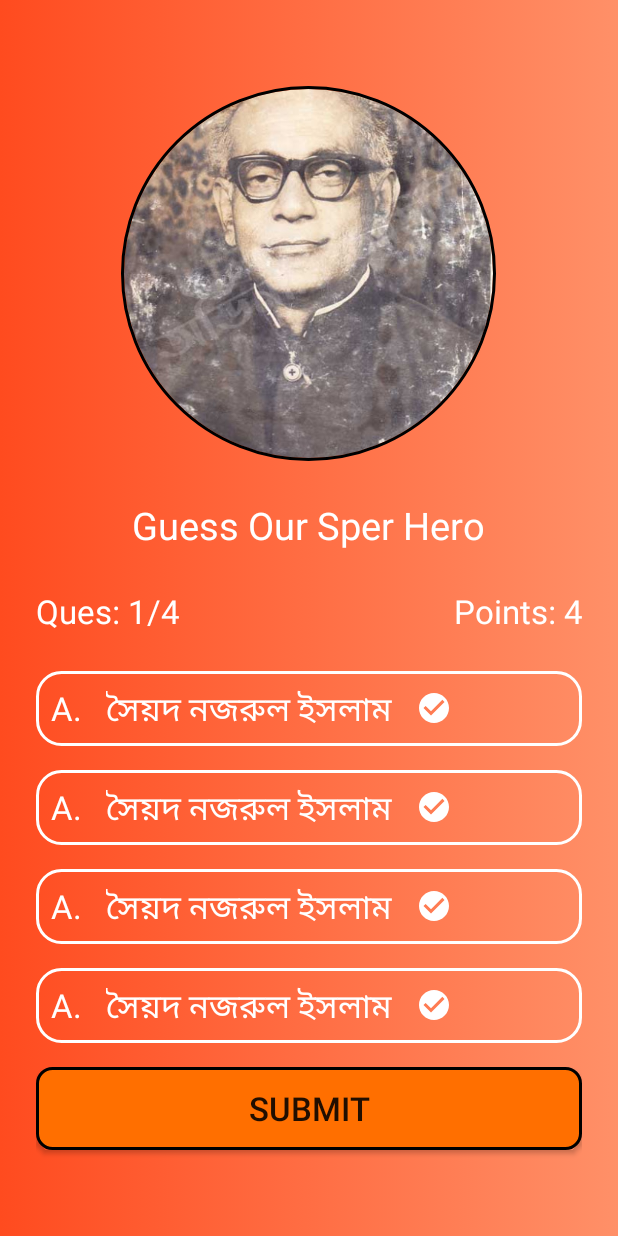
After one commit to jakariya0dev/Kotlin-App-Feature, an Android app: the QuizApp screen opened directly, with no data from a screen before it, on a phone screen of 412 x 824 dp. The commit adds this screen. Run offline under Robolectric (Android 15) with nearby library versions, the phone set to English and light mode, and no system bars; our stand-ins replace CircleImageView.

Commit message:
quize app design complete

```diff
--- a/app/src/main/java/com/example/kotlinappfeature/BmiResult.kt
+++ b/app/src/main/java/com/example/kotlinappfeature/BmiResult.kt
@@ -30,17 +30,17 @@ class BmiResult : AppCompatActivity() {
         if (bmi != null) {
             if (bmi >= 25.0){
                 layout.setBackgroundColor(Color.parseColor("#ff0000"))
-                tvHeading.text = "You are Underweighted"
+                tvHeading.text = "You are Overweighted"
                 tvResult.text = "Your BMI is $bmi"
                 tvDescription.text ="Tips: Do exercise regulerly to reduce weight"
             }
-            if (bmi >= 18.5){
+            else if (bmi >= 18.5){
                 layout.setBackgroundColor(Color.parseColor("#00ff00"))
                 tvHeading.text = "You weight is Normal"
                 tvResult.text = "Your BMI is $bmi"
                 tvDescription.text ="Tips: Nothing to do! enjoy your life"
             }
-            if (bmi<18.5) {
+            else if (bmi<18.5) {
                 layout.setBackgroundColor(Color.parseColor("#ff0000"))
                 tvHeading.text = "You are underweight"
                 tvResult.text = "Your BMI is $bmi"
--- a/app/src/main/java/com/example/kotlinappfeature/MainActivity.kt
+++ b/app/src/main/java/com/example/kotlinappfeature/MainActivity.kt
@@ -103,6 +103,9 @@ class MainActivity : AppCompatActivity() {
         findViewById<Button>(R.id.bmi_app_btn_id).setOnClickListener {
             startActivity(Intent(this, AppBMI::class.java));
         }
+        findViewById<Button>(R.id.quiz_app_btn_id).setOnClickListener {
+            startActivity(Intent(this, QuizApp::class.java));
+        }
     }
 
     override fun onOptionsItemSelected(item: MenuItem): Boolean {
--- /dev/null
+++ b/app/src/main/java/com/example/kotlinappfeature/QuizApp.kt
@@ -0,0 +1,11 @@
+package com.example.kotlinappfeature
+
+import androidx.appcompat.app.AppCompatActivity
+import android.os.Bundle
+
+class QuizApp : AppCompatActivity() {
+    override fun onCreate(savedInstanceState: Bundle?) {
+        super.onCreate(savedInstanceState)
+        setContentView(R.layout.activity_quiz_app)
+    }
+}
--- a/app/src/main/res/drawable/bg_2.xml
+++ b/app/src/main/res/drawable/bg_2.xml
@@ -5,8 +5,10 @@
 <!--            <corners android:radius="250dp" />-->
 <!--            <solid android:color="@color/black"/>-->
             <gradient
-                android:endColor="#dfdfdf"
-                android:centerColor="#fdfdfd"/>
+                android:startColor="#ff4b1f"
+                android:endColor="#ff9068"
+
+                />
         </shape>
     </item>
 </selector>
--- /dev/null
+++ b/app/src/main/res/drawable/bg_outline.xml
@@ -0,0 +1,6 @@
+<?xml version="1.0" encoding="utf-8"?>
+
+        <shape xmlns:android="http://schemas.android.com/apk/res/android" android:shape="rectangle">
+            <stroke android:width="2dp" android:color="@color/white"/>
+            <corners android:radius="16dp"/>
+        </shape>
--- /dev/null
+++ b/app/src/main/res/drawable/ic_baseline_check_circle_24.xml
@@ -0,0 +1,5 @@
+<vector android:height="24dp" android:tint="#000000"
+    android:viewportHeight="24" android:viewportWidth="24"
+    android:width="24dp" xmlns:android="http://schemas.android.com/apk/res/android">
+    <path android:fillColor="@android:color/white" android:pathData="M12,2C6.48,2 2,6.48 2,12s4.48,10 10,10 10,-4.48 10,-10S17.52,2 12,2zM10,17l-5,-5 1.41,-1.41L10,14.17l7.59,-7.59L19,8l-9,9z"/>
+</vector>
--- /dev/null
+++ b/app/src/main/res/drawable/submit_btn_bg.xml
@@ -0,0 +1,6 @@
+<?xml version="1.0" encoding="utf-8"?>
+<shape android:shape="rectangle" xmlns:android="http://schemas.android.com/apk/res/android">
+    <corners android:radius="10dp"/>
+    <stroke android:color="@color/black" android:width="2dp"/>
+    <solid android:color="#FF6F00"/>
+</shape>
--- a/app/src/main/res/layout/activity_main.xml
+++ b/app/src/main/res/layout/activity_main.xml
@@ -66,6 +66,7 @@
             android:text="@string/piano_app"
             android:layout_width="match_parent"
             android:layout_height="wrap_content"/>
+
         <Button
             android:id="@+id/counter_app_btn_id"
             android:text="@string/counter_app"
@@ -77,6 +78,13 @@
             android:text="@string/bmi_calculator"
             android:layout_width="match_parent"
             android:layout_height="wrap_content"/>
+
+        <Button
+            android:id="@+id/quiz_app_btn_id"
+            android:text="@string/bmi_calculator"
+            android:layout_width="match_parent"
+            android:layout_height="wrap_content"/>
+
     </LinearLayout>
 
     <com.google.android.material.navigation.NavigationView
--- /dev/null
+++ b/app/src/main/res/layout/activity_quiz_app.xml
@@ -0,0 +1,224 @@
+<?xml version="1.0" encoding="utf-8"?>
+<LinearLayout
+    xmlns:android="http://schemas.android.com/apk/res/android"
+    xmlns:app="http://schemas.android.com/apk/res-auto"
+    xmlns:tools="http://schemas.android.com/tools"
+    android:layout_width="match_parent"
+    android:layout_height="match_parent"
+    android:orientation="vertical"
+    android:gravity="center"
+    android:padding="24dp"
+    android:background="@drawable/bg_2"
+    tools:context=".QuizApp">
+
+    <de.hdodenhof.circleimageview.CircleImageView
+        xmlns:app="http://schemas.android.com/apk/res-auto"
+        android:id="@+id/profile_image"
+        android:layout_width="250dp"
+        android:layout_height="250dp"
+        android:src="@drawable/nl_monsur"
+        app:civ_border_width="2dp"
+        app:civ_border_color="#FF000000"/>
+
+    <Space
+        android:layout_width="wrap_content"
+        android:layout_height="25dp"/>
+
+    <TextView
+        android:text="Guess Our Sper Hero"
+        android:textSize="25sp"
+        android:textColor="@color/white"
+        android:layout_width="wrap_content"
+        android:layout_height="wrap_content"/>
+    <Space
+        android:layout_width="0dp"
+        android:layout_height="25dp"/>
+    <LinearLayout
+        android:layout_width="match_parent"
+        android:layout_height="wrap_content">
+        <TextView
+            android:layout_weight="1"
+            android:textSize="22sp"
+            android:textColor="@color/white"
+            android:text="Ques: 1/4"
+            android:layout_width="wrap_content"
+            android:layout_height="wrap_content"/>
+        <TextView
+            android:gravity="end"
+            android:layout_weight="1"
+            android:textSize="22sp"
+            android:textColor="@color/white"
+            android:text="Points: 4"
+            android:layout_width="wrap_content"
+            android:layout_height="wrap_content"/>
+    </LinearLayout>
+    <Space
+        android:layout_width="0dp"
+        android:layout_height="25dp"/>
+    <LinearLayout
+        android:background="@drawable/bg_outline"
+        android:padding="10dp"
+        android:gravity="center_vertical"
+        android:orientation="horizontal"
+        android:layout_width="match_parent"
+        android:layout_height="50dp">
+        <TextView
+            android:text="A."
+            android:gravity="center_vertical"
+            android:textSize="22sp"
+            android:textColor="#fff"
+            android:layout_width="wrap_content"
+            android:layout_height="match_parent"/>
+
+        <TextView
+
+            android:gravity="center_vertical"
+            android:layout_marginStart="16dp"
+            android:text="@string/nl_1"
+            android:textSize="22sp"
+            android:textColor="#fff"
+            android:layout_width="wrap_content"
+            android:layout_height="match_parent"/>
+
+        <Space
+            android:layout_width="16dp"
+            android:layout_height="0dp"/>
+
+        <ImageView
+
+            android:layout_gravity="center_vertical"
+            app:tint="@color/white"
+            android:src="@drawable/ic_baseline_check_circle_24"
+            android:layout_width="wrap_content"
+            android:layout_height="wrap_content"/>
+    </LinearLayout>
+    <Space
+        android:layout_width="0dp"
+        android:layout_height="16dp"/>
+    <LinearLayout
+        android:background="@drawable/bg_outline"
+        android:padding="10dp"
+        android:gravity="center_vertical"
+        android:orientation="horizontal"
+        android:layout_width="match_parent"
+        android:layout_height="50dp">
+        <TextView
+            android:text="A."
+            android:gravity="center_vertical"
+            android:textSize="22sp"
+            android:textColor="#fff"
+            android:layout_width="wrap_content"
+            android:layout_height="match_parent"/>
+
+        <TextView
+
+            android:gravity="center_vertical"
+            android:layout_marginStart="16dp"
+            android:text="@string/nl_1"
+            android:textSize="22sp"
+            android:textColor="#fff"
+            android:layout_width="wrap_content"
+            android:layout_height="match_parent"/>
+
+        <Space
+            android:layout_width="16dp"
+            android:layout_height="0dp"/>
+
+        <ImageView
+
+            android:layout_gravity="center_vertical"
+            app:tint="@color/white"
+            android:src="@drawable/ic_baseline_check_circle_24"
+            android:layout_width="wrap_content"
+            android:layout_height="wrap_content"/>
+    </LinearLayout>
+    <Space
+        android:layout_width="0dp"
+        android:layout_height="16dp"/>
+    <LinearLayout
+        android:background="@drawable/bg_outline"
+        android:padding="10dp"
+        android:gravity="center_vertical"
+        android:orientation="horizontal"
+        android:layout_width="match_parent"
+        android:layout_height="50dp">
+        <TextView
+            android:text="A."
+            android:gravity="center_vertical"
+            android:textSize="22sp"
+            android:textColor="#fff"
+            android:layout_width="wrap_content"
+            android:layout_height="match_parent"/>
+
+        <TextView
+
+            android:gravity="center_vertical"
+            android:layout_marginStart="16dp"
+            android:text="@string/nl_1"
+            android:textSize="22sp"
+            android:textColor="#fff"
+            android:layout_width="wrap_content"
+            android:layout_height="match_parent"/>
+
+        <Space
+            android:layout_width="16dp"
+            android:layout_height="0dp"/>
+
+        <ImageView
+
+            android:layout_gravity="center_vertical"
+            app:tint="@color/white"
+            android:src="@drawable/ic_baseline_check_circle_24"
+            android:layout_width="wrap_content"
+            android:layout_height="wrap_content"/>
+    </LinearLayout>
+    <Space
+        android:layout_width="0dp"
+        android:layout_height="16dp"/>
+    <LinearLayout
+        android:background="@drawable/bg_outline"
+        android:padding="10dp"
+        android:gravity="center_vertical"
+        android:orientation="horizontal"
+        android:layout_width="match_parent"
+        android:layout_height="50dp">
+        <TextView
+            android:text="A."
+            android:gravity="center_vertical"
+            android:textSize="22sp"
+            android:textColor="#fff"
+            android:layout_width="wrap_content"
+            android:layout_height="match_parent"/>
+
+        <TextView
+
+            android:gravity="center_vertical"
+            android:layout_marginStart="16dp"
+            android:text="@string/nl_1"
+            android:textSize="22sp"
+            android:textColor="#fff"
+            android:layout_width="wrap_content"
+            android:layout_height="match_parent"/>
+
+        <Space
+            android:layout_width="16dp"
+            android:layout_height="0dp"/>
+
+        <ImageView
+
+            android:layout_gravity="center_vertical"
+            app:tint="@color/white"
+            android:src="@drawable/ic_baseline_check_circle_24"
+            android:layout_width="wrap_content"
+            android:layout_height="wrap_content"/>
+    </LinearLayout>
+    <Space
+        android:layout_width="0dp"
+        android:layout_height="16dp"/>
+    <Button
+        android:background="@drawable/submit_btn_bg"
+        android:text="Submit"
+        android:textSize="22sp"
+        android:layout_width="match_parent"
+        android:layout_height="55dp"/>
+</LinearLayout>
--- a/app/src/main/res/values/strings.xml
+++ b/app/src/main/res/values/strings.xml
@@ -24,4 +24,10 @@
     <string name="_1">1</string>
     <string name="counter_app">Counter App</string>
     <string name="bmi_calculator">BMI Calculator</string>
+
+
+    <string name="nl_1">সৈয়দ নজরুল ইসলাম</string>
+    <string name="nl_2">তাজউদ্দীন আহমদ</string>
+    <string name="nl_3">মুহাম্মদ মনসুর আলী</string>
+    <string name="nl_4">মোহাম্মদ কামারুজ্জামান</string>
 </resources>
```
Also changed, not shown: app/src/main/AndroidManifest.xml (+7 -0 lines), app/src/main/res/drawable/nl_kamruzzaman.jpg (added), app/src/main/res/drawable/nl_monsur.jpg (added), app/src/main/res/drawable/nl_nazrul.jpg (added), app/src/main/res/drawable/nl_tazuddin.jpg (added).
